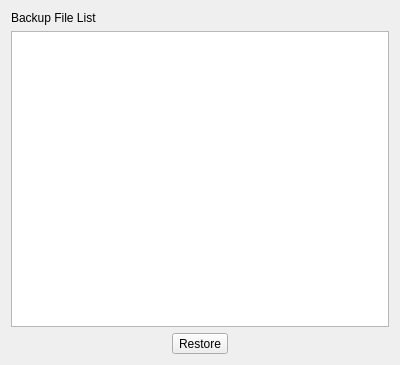
The window that src/BakFileList.ui (ic005k/Knot) describes before a commit, drawn with Qt 5.
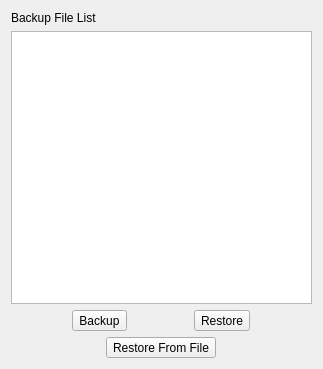
The same window after the commit.

The edit to the form file:
```diff
--- a/src/BakFileList.ui
+++ b/src/BakFileList.ui
@@ -6,8 +6,8 @@
    <rect>
     <x>0</x>
     <y>0</y>
-    <width>400</width>
-    <height>365</height>
+    <width>323</width>
+    <height>369</height>
    </rect>
   </property>
   <property name="windowTitle">
@@ -26,6 +26,13 @@
    </item>
    <item>
     <layout class="QHBoxLayout" name="horizontalLayout">
+     <item>
+      <widget class="QToolButton" name="btnBackup">
+       <property name="text">
+        <string>Backup</string>
+       </property>
+      </widget>
+     </item>
      <item>
       <widget class="QToolButton" name="btnRestore">
        <property name="text">
@@ -35,6 +42,17 @@
      </item>
     </layout>
    </item>
+   <item>
+    <layout class="QHBoxLayout" name="horizontalLayout_2">
+     <item>
+      <widget class="QToolButton" name="btnFromFile">
+       <property name="text">
+        <string>Restore From File</string>
+       </property>
+      </widget>
+     </item>
+    </layout>
+   </item>
   </layout>
  </widget>
  <resources/>
```
